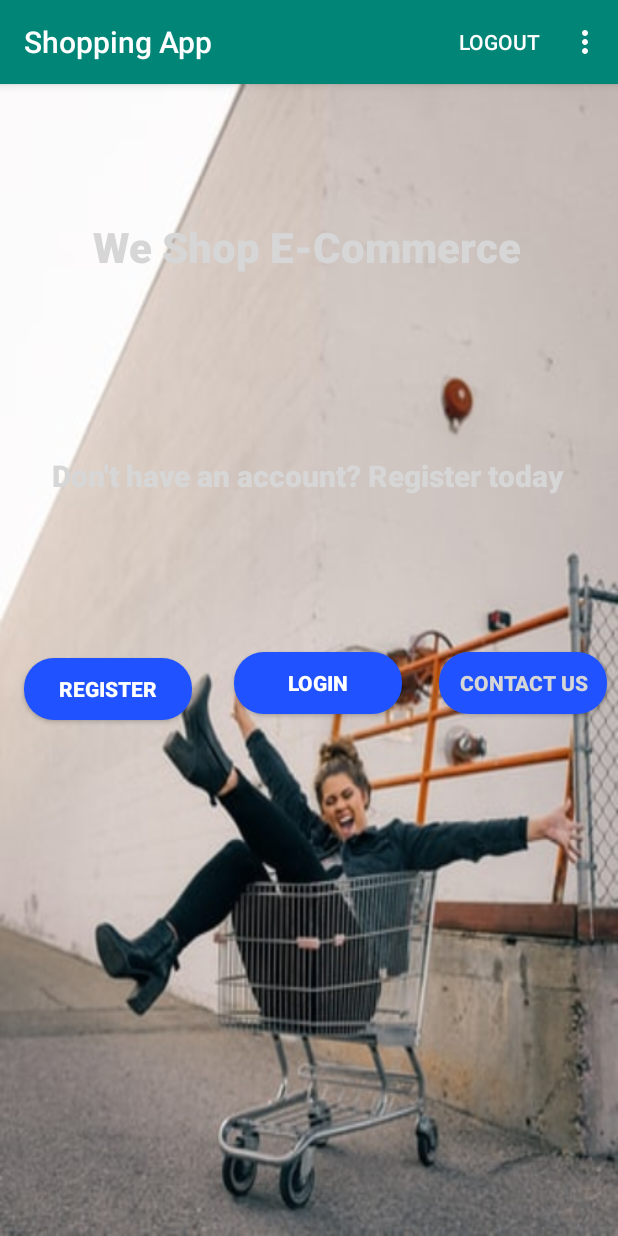
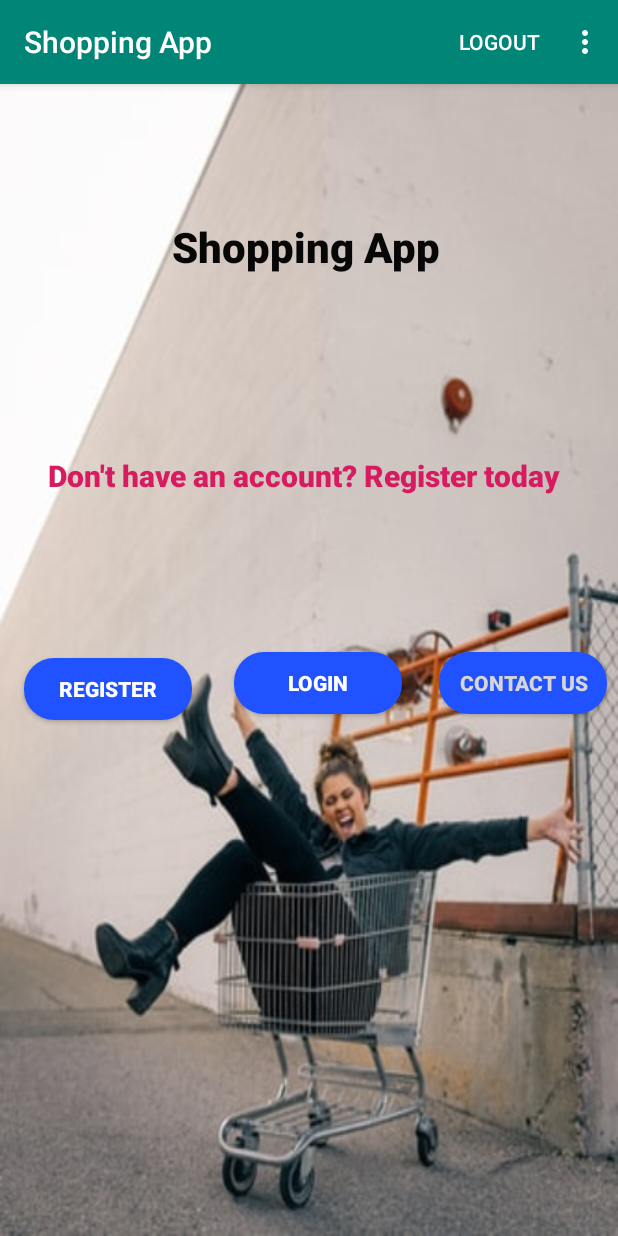
Before and after one commit to deepeters/shopping-app, an Android app: the screen it shows after launch (MainActivity), on a phone screen of 412 x 824 dp. Run offline under Robolectric (Android 15) with nearby library versions, the phone set to English and light mode, and no system bars; our stand-ins replace Firebase (no records; nobody signed in at launch, a user with empty details on screens opened directly); Roboto replaces fonts that are not available here.

```diff
--- a/app/src/main/java/com/example/weshopapplication/BusinessObjects/MailCredentialsAPI.java
+++ b/app/src/main/java/com/example/weshopapplication/BusinessObjects/MailCredentialsAPI.java
@@ -2,6 +2,6 @@ package com.example.weshopapplication.BusinessObjects;
 
 
 public class MailCredentialsAPI {
-    public static final String EMAIL_ADDRESS = "sabinlungu293@gmail.com"; // The test e-mail address to send to.
-    public static final String PASSWORD = "sphysiyjrfcjkpnt"; // The password.
+    public static final String EMAIL_ADDRESS = "dester1219@gmail.com"; // The test e-mail address to send to.
+    public static final String PASSWORD = "gitiri5991"; // The password.
 }
--- a/app/src/main/res/layout/activity_clothing_category.xml
+++ b/app/src/main/res/layout/activity_clothing_category.xml
@@ -37,7 +37,7 @@
         android:layout_height="wrap_content"
         android:layout_marginStart="160dp"
         android:layout_marginBottom="464dp"
-        android:text="@string/product_cost"
+        android:text="Product Cost Ksh:"
         android:textColor="@color/white"
         android:textSize="16sp"
         android:textStyle="bold"
@@ -129,7 +129,7 @@
         android:layout_height="wrap_content"
         android:layout_marginStart="160dp"
         android:layout_marginBottom="128dp"
-        android:text="Product Cost £:"
+        android:text="Product Cost Ksh:"
         android:textColor="@color/white"
         android:textSize="16sp"
         android:textStyle="bold"
--- a/app/src/main/res/layout/activity_clothing_two.xml
+++ b/app/src/main/res/layout/activity_clothing_two.xml
@@ -37,7 +37,7 @@
         android:layout_height="wrap_content"
         android:layout_marginStart="160dp"
         android:layout_marginBottom="8dp"
-        android:text="Product Cost £:"
+        android:text="Product Cost Ksh:"
         android:textColor="@color/white"
         android:textSize="16sp"
         android:textStyle="bold"
@@ -150,7 +150,7 @@
         android:layout_height="wrap_content"
         android:layout_marginStart="172dp"
         android:layout_marginBottom="96dp"
-        android:text="Product Cost £:"
+        android:text="Product Cost Ksh:"
         android:textColor="@color/white"
         android:textSize="16sp"
         android:textStyle="bold"
--- a/app/src/main/res/layout/activity_d_i_y_two.xml
+++ b/app/src/main/res/layout/activity_d_i_y_two.xml
@@ -47,7 +47,7 @@
         android:layout_marginTop="8dp"
         android:layout_marginEnd="141dp"
         android:layout_marginBottom="423dp"
-        android:text="@string/product_cost"
+        android:text="Product Cost Ksh:"
         android:textColor="@color/white"
         android:textSize="16sp"
         android:textStyle="bold"
@@ -172,7 +172,7 @@
         android:layout_height="wrap_content"
         android:layout_marginStart="152dp"
         android:layout_marginBottom="112dp"
-        android:text="@string/productCost"
+        android:text="Product Cost Ksh:"
         android:textColor="@color/white"
         android:textSize="16sp"
         android:textStyle="bold"
--- a/app/src/main/res/layout/activity_diy.xml
+++ b/app/src/main/res/layout/activity_diy.xml
@@ -34,7 +34,7 @@
         android:layout_height="wrap_content"
         android:layout_marginStart="156dp"
         android:layout_marginBottom="4dp"
-        android:text="Product Cost £:"
+        android:text="Product Cost Ksh:"
         android:textColor="@color/white"
         android:textSize="16sp"
         android:textStyle="bold"
@@ -147,7 +147,7 @@
         android:layout_height="wrap_content"
         android:layout_marginStart="160dp"
         android:layout_marginBottom="20dp"
-        android:text="Product Cost £:"
+        android:text="Product Cost Ksh:"
         android:textColor="@color/white"
         android:textSize="16sp"
         android:textStyle="bold"
--- a/app/src/main/res/layout/activity_main.xml
+++ b/app/src/main/res/layout/activity_main.xml
@@ -17,11 +17,12 @@
         android:layout_marginBottom="120dp"
         android:fontFamily="sans-serif-medium"
         android:text="@string/don_t_have_an_account_register_today"
-        android:textColor="@color/white"
+        android:textColor="@color/colorAccent"
         android:textSize="20sp"
         android:textStyle="bold"
         app:layout_constraintBottom_toTopOf="@+id/registerBtn"
         app:layout_constraintEnd_toEndOf="parent"
+        app:layout_constraintHorizontal_bias="0.0"
         app:layout_constraintStart_toStartOf="parent"
         app:layout_constraintTop_toBottomOf="@+id/contactUsTxt" />
 
@@ -65,8 +66,8 @@
         android:layout_marginEnd="63dp"
         android:layout_marginBottom="60dp"
         android:fontFamily="sans-serif-medium"
-        android:text="@string/we_shop_e_commerce"
-        android:textColor="@color/white"
+        android:text="Shopping App"
+        android:textColor="#070707"
         android:textSize="28sp"
         android:textStyle="bold"
         app:layout_constraintBottom_toTopOf="@+id/welcomeTxt"
--- a/app/src/main/res/layout/activity_sports_and_outdoors.xml
+++ b/app/src/main/res/layout/activity_sports_and_outdoors.xml
@@ -36,7 +36,7 @@
         android:layout_height="wrap_content"
         android:layout_marginStart="156dp"
         android:layout_marginBottom="452dp"
-        android:text="Product Cost £: "
+        android:text="Product Cost Ksh:"
         android:textColor="@android:color/white"
         android:textSize="16sp"
 
@@ -173,7 +173,7 @@
         android:layout_height="wrap_content"
         android:layout_marginStart="156dp"
         android:layout_marginBottom="48dp"
-        android:text="Product Cost £:"
+        android:text="Product Cost Ksh:"
         android:textColor="@color/white"
         android:textSize="16sp"
         android:textStyle="bold"
--- a/app/src/main/res/layout/activity_sports_and_outdoors_two.xml
+++ b/app/src/main/res/layout/activity_sports_and_outdoors_two.xml
@@ -42,7 +42,7 @@
         android:layout_marginStart="168dp"
         android:layout_marginEnd="145dp"
         android:layout_marginBottom="436dp"
-        android:text="@string/product_cost"
+        android:text="Product Cost Ksh:"
         android:textColor="@color/white"
         android:textSize="16sp"
         android:textStyle="bold"
@@ -163,7 +163,7 @@
         android:layout_marginStart="168dp"
         android:layout_marginEnd="145dp"
         android:layout_marginBottom="8dp"
-        android:text="@string/product_cost"
+        android:text="Product Cost Ksh:"
         android:textColor="@color/white"
         android:textSize="16sp"
         android:textStyle="bold"
--- a/app/src/main/res/layout/activity_tech.xml
+++ b/app/src/main/res/layout/activity_tech.xml
@@ -38,7 +38,7 @@
         android:layout_marginStart="164dp"
         android:layout_marginBottom="464dp"
         android:fontFamily="sans-serif-medium"
-        android:text="Product Cost: £"
+        android:text="Product Cost Ksh:"
         android:textColor="@android:color/white"
         android:textSize="16sp"
         android:textStyle="bold"
@@ -200,7 +200,7 @@
         android:layout_marginStart="148dp"
         android:layout_marginBottom="8dp"
         android:fontFamily="sans-serif-medium"
-        android:text="Product Cost: £"
+        android:text="Product Cost Ksh:"
         android:textColor="@android:color/white"
         android:textSize="16sp"
         android:textStyle="bold"
--- a/app/src/main/res/layout/activity_tech_two.xml
+++ b/app/src/main/res/layout/activity_tech_two.xml
@@ -38,7 +38,7 @@
         android:layout_marginStart="164dp"
         android:layout_marginBottom="476dp"
         android:fontFamily="sans-serif-medium"
-        android:text="Product Cost £: "
+        android:text="Product Cost Ksh:"
         android:textColor="@color/white"
         android:textSize="16sp"
         android:textStyle="bold"
@@ -133,7 +133,7 @@
         android:layout_marginStart="160dp"
         android:layout_marginBottom="21dp"
         android:fontFamily="sans-serif-medium"
-        android:text="Product Cost £:"
+        android:text="Product Cost Ksh:"
         android:textColor="@color/white"
         android:textSize="16sp"
         android:textStyle="bold"
--- a/app/src/main/res/layout/basket_item_layout.xml
+++ b/app/src/main/res/layout/basket_item_layout.xml
@@ -54,7 +54,7 @@
                     android:layout_width="wrap_content"
                     android:layout_height="wrap_content"
                     android:layout_weight="6"
-                    android:text="£800"
+                    android:text="Ksh 80000"
                     android:textColor="@color/white"
                     android:textSize="19sp"
                     android:textStyle="bold" />
```
